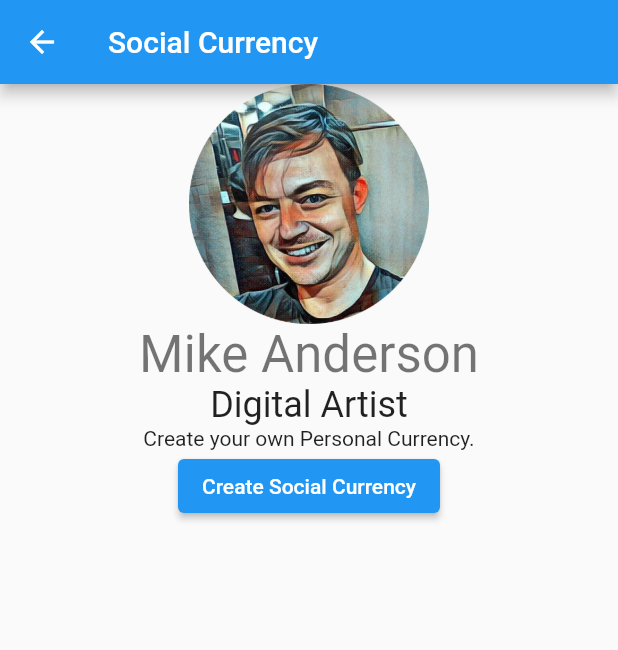
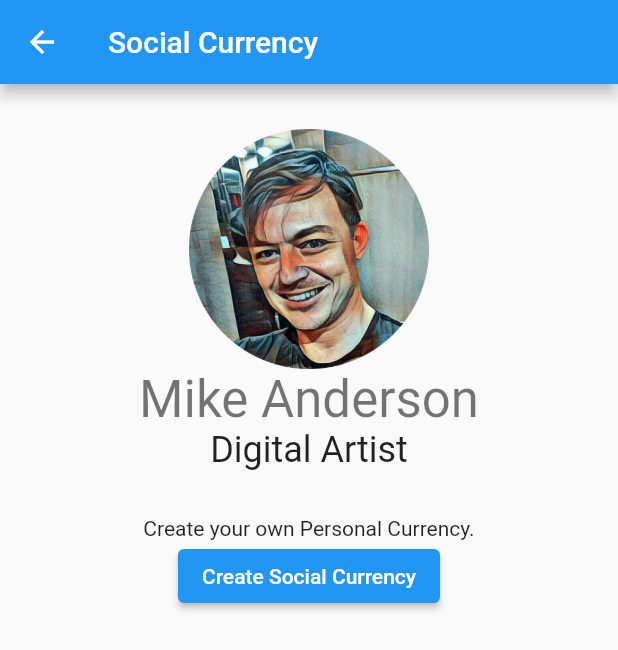
Before and after one commit to Convex-Dev/convexity, a Flutter app: the SocialCurrencyScreen screen opened by its route, on a phone screen of 412 x 824 dp. Shown: the top 650 px of the screen. Run offline on Flutter 3.47's test engine with Material 2 defaults, Android fonts, the phone set to English and light mode, and no system bars; our stand-ins replace charts_flutter, decimal, flutter_staggered_animations, flutter_svg, gap, logger and 4 more; missing offline and left inert: asn1lib, barcode_scan, flutter_sodium, jdenticon_dart; accounts and stored records are empty.

Commit message:
Spacing edits

```diff
--- a/lib/screen/social_currency.dart
+++ b/lib/screen/social_currency.dart
@@ -1,5 +1,6 @@
 import 'package:convex_wallet/convex.dart';
 import 'package:flutter/material.dart';
+import 'package:gap/gap.dart';
 import 'package:provider/provider.dart';
 
 import '../widget.dart';
@@ -21,9 +22,11 @@ class SocialCurrencyScreen extends StatelessWidget {
       ),
       body: Column(
         children: [
+          Gap(30),
           image(),
           Text('Mike Anderson', style: Theme.of(context).textTheme.headline4),
           Text('Digital Artist', style: Theme.of(context).textTheme.headline5),
+          Gap(30),
           socialCurrency != null
               ? buildDetails(context, socialCurrency)
               : Column(
@@ -72,8 +75,9 @@ class SocialCurrencyScreen extends StatelessWidget {
 
         return Column(children: [
           Text(fungible.toString()),
+         Gap(20),
           ElevatedButton(
-            child: Text('TRANSFER'),
+            child: Text('Gift'),
             onPressed: () {
               nav.pushFungibleTransfer(
                 context,
```
